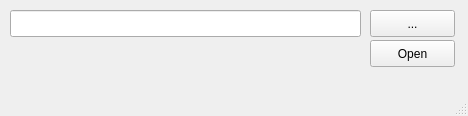
The window that Database/open.ui (kasparj/Optimal-Q-GIS) describes before a commit, drawn with Qt 5.
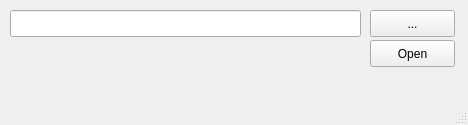
The same window after the commit.

Diff of the .ui file:
```diff
--- a/Database/open.ui
+++ b/Database/open.ui
@@ -7,7 +7,7 @@
     <x>0</x>
     <y>0</y>
     <width>468</width>
-    <height>116</height>
+    <height>125</height>
    </rect>
   </property>
   <property name="windowTitle">
```
Left out of the diff: 2 changed lines with no effect on the pictures.
